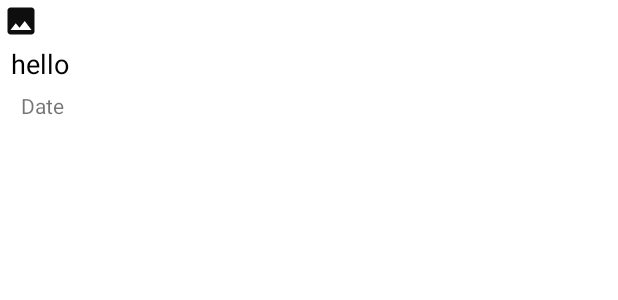
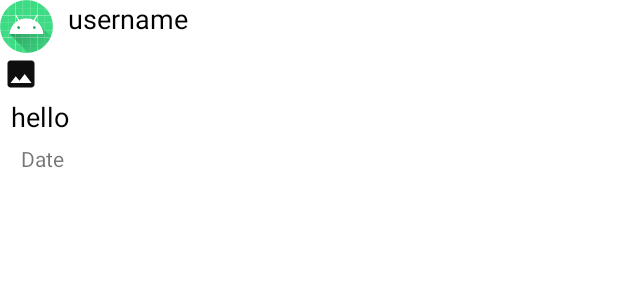
Before and after one commit to jtclapp/Jabber, an Android app: the layout post_item.xml on its own in the app's theme, with its tools: preview values and no code run, on a phone screen of 412 x 824 dp. Shown: the top 300 px of the screen. Run offline under Robolectric (Android 15) with nearby library versions, the phone set to English and light mode, and no system bars.

Commit message:
Customizing user posts

```diff
--- a/app/src/main/res/layout/post_item.xml
+++ b/app/src/main/res/layout/post_item.xml
@@ -2,6 +2,23 @@
 <RelativeLayout xmlns:android="http://schemas.android.com/apk/res/android"
     android:layout_width="match_parent"
     android:layout_height="match_parent">
+
+    <de.hdodenhof.circleimageview.CircleImageView
+        android:layout_width="35dp"
+        android:layout_height="35dp"
+        android:id="@+id/Your_profile_image"
+        android:src="@mipmap/ic_launcher"/>
+
+    <TextView
+        android:layout_width="wrap_content"
+        android:layout_height="wrap_content"
+        android:text="username"
+        android:id="@+id/YourUsername"
+        android:layout_toRightOf="@id/Your_profile_image"
+        android:layout_toEndOf="@id/Your_profile_image"
+        android:layout_marginLeft="10dp"
+        android:textColor="@color/black"
+        android:textSize="18sp"/>
 
     <ImageView
         android:id="@+id/postImage"
@@ -10,7 +27,8 @@
         android:adjustViewBounds="true"
         android:padding="2dp"
         android:src="@drawable/ic_image_black"
-        android:scaleType="fitCenter" />
+        android:scaleType="fitCenter"
+        android:layout_below="@+id/Your_profile_image"/>
     <TextView
         android:layout_width="wrap_content"
         android:layout_height="wrap_content"
```
Also changed, not shown: app/src/main/java/com/modify/jabber/Adapter/ProfileAdapter.java (+49 -13 lines), app/src/main/res/menu/postmenu.xml (added, +11 -0 lines).
